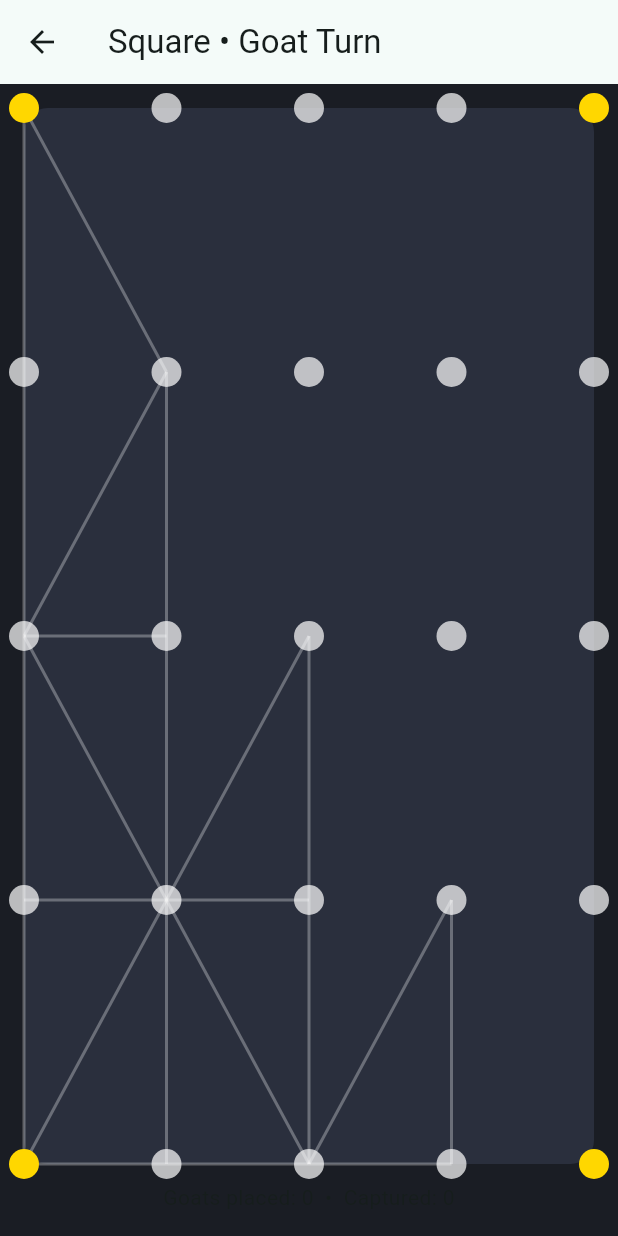
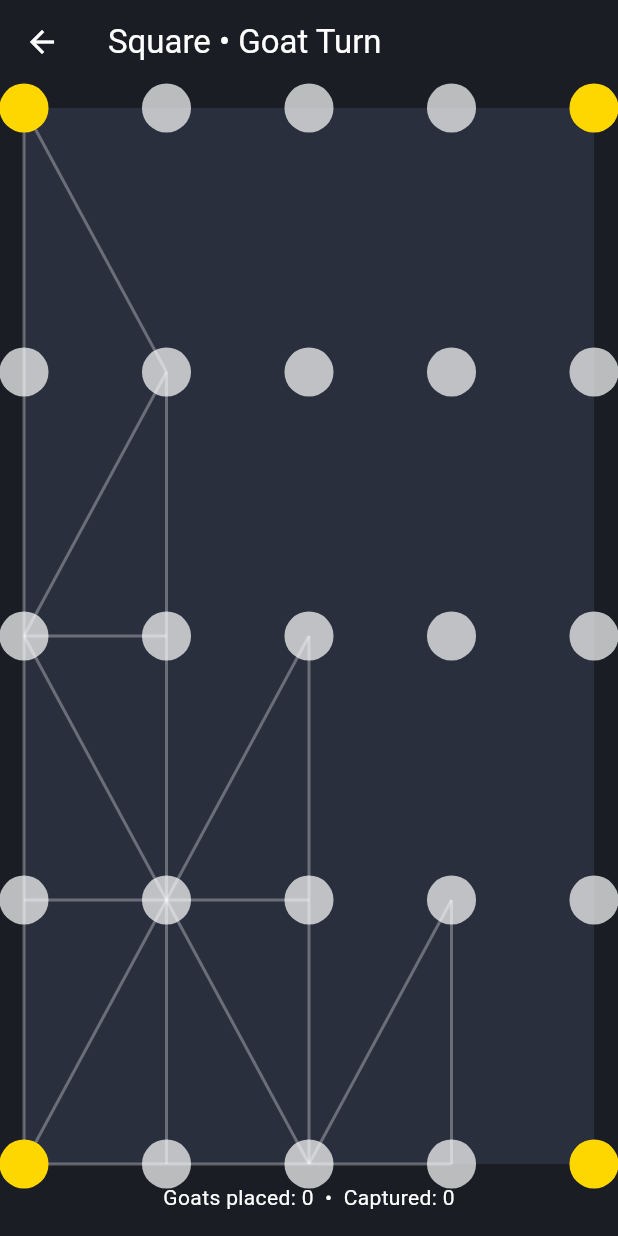
Before and after one commit to Lakhveersi/bagchal, a Flutter app: the screen it shows after launch, after a tap on "Start Game", on a phone screen of 412 x 824 dp. Run offline on Flutter 3.47's test engine with Material 3 defaults, Android fonts, the phone set to English and light mode, and no system bars.

Commit message:
Enhance menu and board UI with responsive design and improved interactions
Co-authored-by: lakh5939 <lakh5939@gmail.com>

```diff
--- a/lib/main.dart
+++ b/lib/main.dart
@@ -18,10 +18,13 @@ class MyApp extends StatelessWidget {
   @override
   Widget build(BuildContext context) {
     return MaterialApp(
+      debugShowCheckedModeBanner: false,
       title: 'Bagh-Chal',
       theme: ThemeData(
         colorScheme: ColorScheme.fromSeed(seedColor: AppColors.nebulaTeal),
         scaffoldBackgroundColor: AppColors.deepSpace,
+        textTheme: Theme.of(context).textTheme.apply(bodyColor: Colors.white, displayColor: Colors.white),
+        appBarTheme: const AppBarTheme(backgroundColor: Colors.transparent, foregroundColor: Colors.white, elevation: 0),
         useMaterial3: true,
       ),
       home: const MenuScreen(),
@@ -46,7 +49,10 @@ class _MenuScreenState extends State<MenuScreen> {
   Widget build(BuildContext context) {
     return Scaffold(
       appBar: AppBar(title: const Text('Bagh-Chal')),
-      body: Padding(
+      body: Center(
+        child: ConstrainedBox(
+          constraints: const BoxConstraints(maxWidth: 560),
+          child: Padding(
             padding: const EdgeInsets.all(16),
             child: Column(
               crossAxisAlignment: CrossAxisAlignment.start,
@@ -93,6 +99,8 @@ class _MenuScreenState extends State<MenuScreen> {
                   ),
                 ),
               ],
+            ),
+          ),
         ),
       ),
     );
@@ -178,55 +186,42 @@ class _GameScreenState extends State<GameScreen> {
         }
       }
       Offset pos(Point p) => Offset((p.x) / 4, (p.y) / 4);
-      return BoardView(points: points, connections: connections, positionOf: pos);
+      return BoardView(
+        points: points,
+        connections: connections,
+        positionOf: pos,
+        selected: _selected,
+        highlightTargets: _selected == null ? {} : controller.validMoves(_selected!).toSet(),
+        onTapPoint: _onTapPoint,
+      );
     } else {
       final config = controller.ampulBoard ?? AmpulBoardFactory.create();
       Offset pos(Point p) => p.position ?? const Offset(0.5, 0.5);
-      return GestureDetector(
-        onTapUp: (d) {
-          _handleTap(d.localPosition, context.size);
-        },
-        child: BoardView(points: config.nodes, connections: config.connections, positionOf: pos),
+      return BoardView(
+        points: config.nodes,
+        connections: config.connections,
+        positionOf: pos,
+        selected: _selected,
+        highlightTargets: _selected == null ? {} : controller.validMoves(_selected!).toSet(),
+        onTapPoint: _onTapPoint,
       );
     }
   }
 
-  void _handleTap(Offset local, Size? size) {
-    size ??= const Size(1, 1);
-    // hit test nearest node within radius
-    final points = widget.boardType == BoardType.square
-        ? controller.squareBoard!.expand((e) => e)
-        : controller.ampulBoard!.nodes;
-    Point? nearest;
-    double best = 1e9;
-    for (final p in points) {
-      final pos = widget.boardType == BoardType.square ? Offset(p.x / 4, p.y / 4) : (p.position ?? const Offset(0.5, 0.5));
-      final center = Offset(pos.dx * size.width, pos.dy * size.height);
-      final d = (center - local).distance;
-      if (d < best) {
-        best = d;
-        nearest = p;
-      }
-    }
-    if (nearest == null) return;
-    if (best > 28) return; // tap threshold
-
-    // Placement if it's goat turn and still placing
+  void _onTapPoint(Point tapped) {
     if (controller.currentTurn == PieceType.goat && controller.isGoatPlacementPhase) {
-      final placed = controller.placeGoat(nearest);
+      final placed = controller.placeGoat(tapped);
       if (placed) _maybeAiTurn();
       return;
     }
-    // Otherwise, attempt to move: first tap selects; second tap moves
     setState(() {
-      _selected ??= null;
       if (_selected == null) {
-        if (nearest!.type == controller.currentTurn) {
-          _selected = nearest;
+        if (tapped.type == controller.currentTurn) {
+          _selected = tapped;
         }
       } else {
         final from = _selected!;
-        final ok = controller.move(from, nearest!);
+        final ok = controller.move(from, tapped);
         _selected = null;
         if (ok) _maybeAiTurn();
       }
--- a/lib/widgets/board_view.dart
+++ b/lib/widgets/board_view.dart
@@ -4,34 +4,61 @@ import '../models/board_config.dart';
 import '../models/piece.dart';
 
 class BoardView extends StatelessWidget {
-  const BoardView({super.key, required this.points, required this.connections, required this.positionOf, this.selected, this.highlightTargets = const {}});
+  const BoardView({super.key, required this.points, required this.connections, required this.positionOf, this.selected, this.highlightTargets = const {}, this.onTapPoint});
 
   final Iterable<Point> points;
   final List<Connection> connections;
   final Offset Function(Point) positionOf; // normalized 0..1
   final Point? selected;
   final Set<Point> highlightTargets;
+  final ValueChanged<Point>? onTapPoint;
 
   @override
   Widget build(BuildContext context) {
+    final pts = points.toList(growable: false);
     return AspectRatio(
       aspectRatio: 1,
       child: LayoutBuilder(
         builder: (context, constraints) {
           final size = constraints.biggest.shortestSide;
-          return CustomPaint(
+          return GestureDetector(
+            behavior: HitTestBehavior.opaque,
+            onTapUp: (details) {
+              if (onTapPoint == null) return;
+              final tapped = _hitTestPoint(details.localPosition, Size.square(size), pts);
+              if (tapped != null) onTapPoint!(tapped);
+            },
+            child: CustomPaint(
               size: Size.square(size),
               painter: _BoardPainter(
-              points: points,
+                points: pts,
                 connections: connections,
                 positionOf: positionOf,
                 selected: selected,
                 highlightTargets: highlightTargets,
               ),
+            ),
           );
         },
       ),
     );
+  }
+
+  Point? _hitTestPoint(Offset local, Size size, List<Point> pts) {
+    Point? nearest;
+    double best = double.infinity;
+    for (final p in pts) {
+      final pos = positionOf(p);
+      final center = Offset(pos.dx * size.width, pos.dy * size.height);
+      final d = (center - local).distance;
+      if (d < best) {
+        best = d;
+        nearest = p;
+      }
+    }
+    final threshold = size.shortestSide * 0.06; // ~6% of board size
+    if (best <= threshold) return nearest;
+    return null;
   }
 }
 
@@ -70,7 +97,7 @@ class _BoardPainter extends CustomPainter {
       canvas.drawLine(o1, o2, linePaint);
     }
 
-    const double nodeRadius = 10;
+    final double nodeRadius = size.shortestSide * 0.022 + 8; // responsive sizing
     for (final p in points) {
       final pos = positionOf(p);
       final center = Offset(pos.dx * size.width, pos.dy * size.height);
```
Lines whose indentation alone changed are shown as unchanged.
